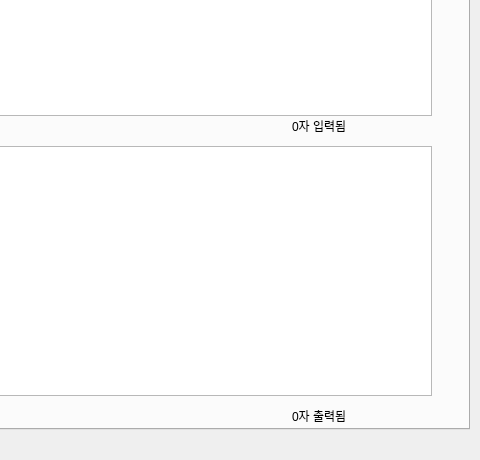
First picture: the form in translator_ui.ui, repository Mochacina/PyQT6_Test, before the edit; both pictures show x 420 to 900 and y 240 to 700 of the 900 by 700 pixel window.
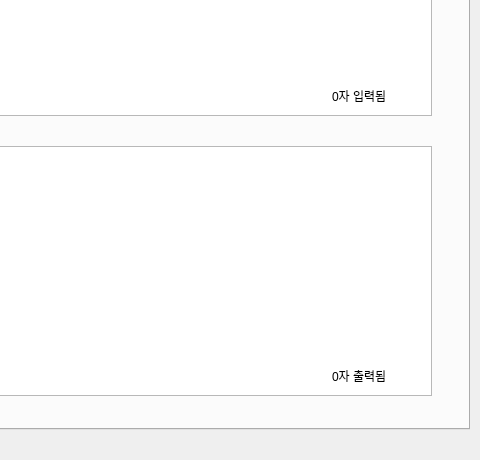
Second picture: the form after the edit.

What changed in the file:
```diff
--- a/translator_ui.ui
+++ b/translator_ui.ui
@@ -73,11 +73,17 @@
      </widget>
      <widget class="QLabel" name="inputCharCount">
       <property name="geometry">
-       <rect><x>700</x><y>320</y><width>140</width><height>20</height></rect>
+       <rect><x>740</x><y>290</y><width>100</width><height>20</height></rect>
       </property>
       <property name="text">
        <string>0자 입력됨</string>
       </property>
+      <property name="autoFillBackground">
+        <bool>false</bool>
+      </property>
+      <property name="styleSheet">
+        <string>background: transparent;</string>
+      </property>
      </widget>
 
      <widget class="QPlainTextEdit" name="outputTextEdit">
@@ -87,11 +93,17 @@
      </widget>
      <widget class="QLabel" name="outputCharCount">
       <property name="geometry">
-       <rect><x>700</x><y>610</y><width>140</width><height>20</height></rect>
+       <rect><x>740</x><y>570</y><width>100</width><height>20</height></rect>
       </property>
       <property name="text">
        <string>0자 출력됨</string>
       </property>
+      <property name="autoFillBackground">
+        <bool>false</bool>
+      </property>
+      <property name="styleSheet">
+        <string>background: transparent;</string>
+      </property>
      </widget>
     </widget>
 
```
